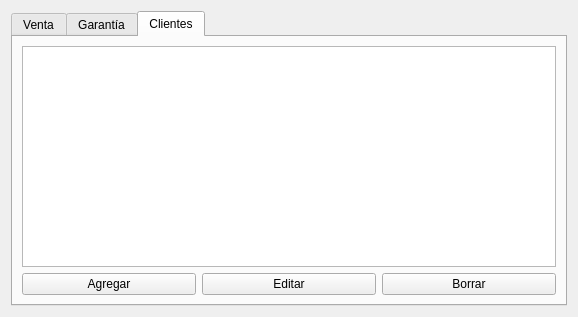
Above: ui/employee.ui from Matiti061/TecnoPC before the change. Below: the same form after it.
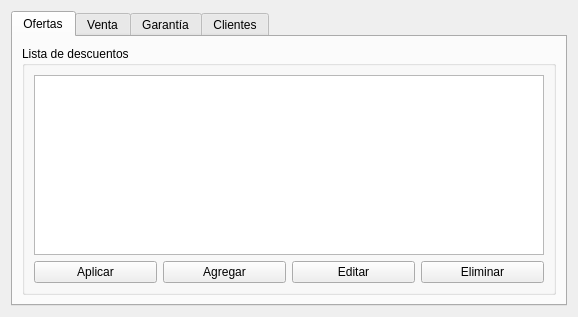
That is the form after the change.

Commit message: feat: basic crud of discount - some validations of inputs - 2 type of discount

The edit to the form file:
```diff
--- a/ui/employee.ui
+++ b/ui/employee.ui
@@ -13,12 +13,59 @@
   <property name="windowTitle">
    <string>Empleados</string>
   </property>
-  <layout class="QGridLayout" name="gridLayout_3">
+  <layout class="QGridLayout" name="gridLayout_6">
    <item row="0" column="0">
     <widget class="QTabWidget" name="tab_widget">
      <property name="currentIndex">
-      <number>2</number>
+      <number>0</number>
      </property>
+     <widget class="QWidget" name="discount_tab">
+      <attribute name="title">
+       <string>Ofertas</string>
+      </attribute>
+      <layout class="QGridLayout" name="gridLayout_3">
+       <item row="1" column="0">
+        <widget class="QGroupBox" name="groupBox_3">
+         <property name="title">
+          <string>Lista de descuentos</string>
+         </property>
+         <layout class="QGridLayout" name="gridLayout_8">
+          <item row="1" column="1">
+           <widget class="QPushButton" name="discount_add_button">
+            <property name="text">
+             <string>Agregar</string>
+            </property>
+           </widget>
+          </item>
+          <item row="1" column="2">
+           <widget class="QPushButton" name="discount_edit_button">
+            <property name="text">
+             <string>Editar</string>
+            </property>
+           </widget>
+          </item>
+          <item row="1" column="0">
+           <widget class="QPushButton" name="discount_apply_button">
+            <property name="text">
+             <string>Aplicar</string>
+            </property>
+           </widget>
+          </item>
+          <item row="0" column="0" colspan="4">
+           <widget class="QTableWidget" name="discount_table"/>
+          </item>
+          <item row="1" column="3">
+           <widget class="QPushButton" name="discount_delete_button">
+            <property name="text">
+             <string>Eliminar</string>
+            </property>
+           </widget>
+          </item>
+         </layout>
+        </widget>
+       </item>
+      </layout>
+     </widget>
      <widget class="QWidget" name="sells_tab">
       <attribute name="title">
        <string>Venta</string>
```
The commit also changes 10 other files.
